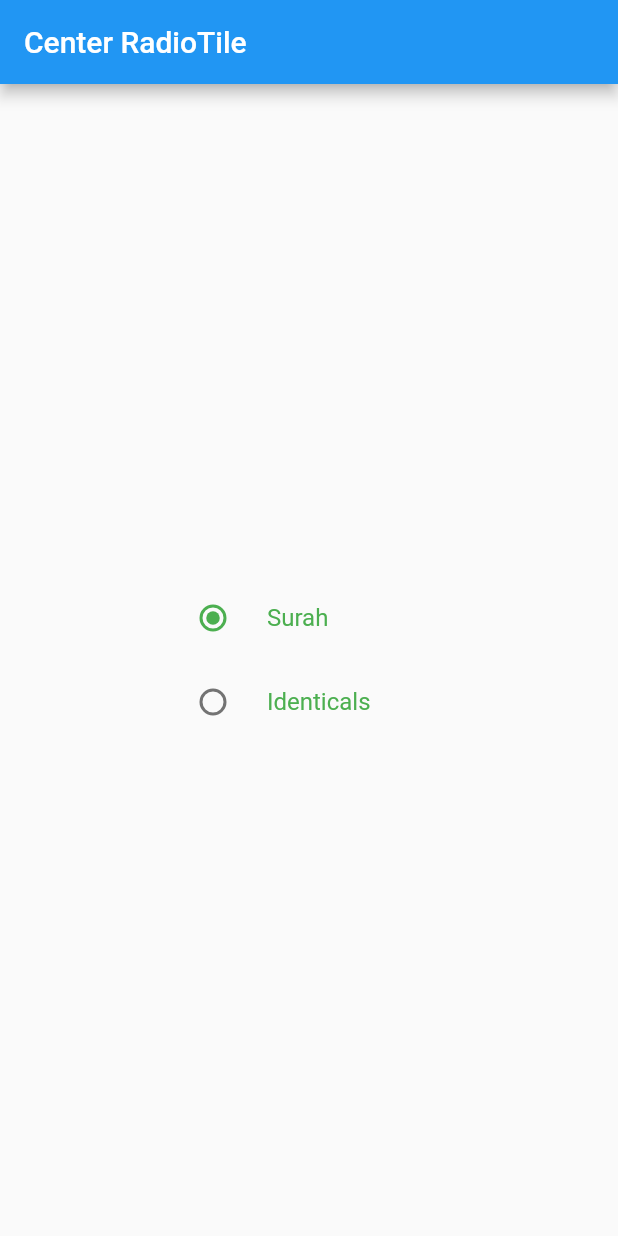
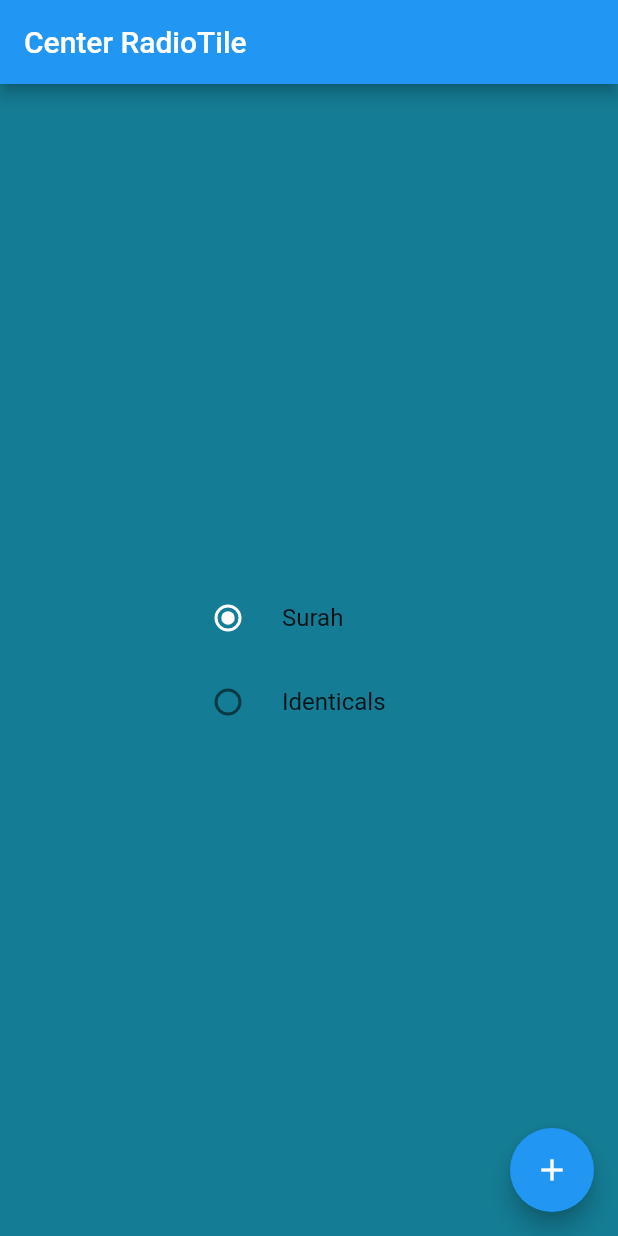
Before and after one commit to TheKetan2/flutter_api_expample, a Flutter app: the screen it shows after launch, on a phone screen of 412 x 824 dp. Run offline on Flutter 3.47's test engine with Material 2 defaults, Android fonts, the phone set to English and light mode, and no system bars; our stand-ins replace intro_slider.

Commit message:
RadioListTiles snapshot

```diff
--- a/lib/radiotilelist.dart
+++ b/lib/radiotilelist.dart
@@ -10,45 +10,89 @@ class _RadioTileCenterState extends State<RadioTileCenter> {
   @override
   Widget build(BuildContext context) {
     return MaterialApp(
-        home: Scaffold(
+        home: Builder(
+      builder: (context) => Scaffold(
         appBar: AppBar(title: Text("Center RadioTile")),
-      body: Center(
-        child: Container(
-            width: 200,
+        body: Container(
+          width: double.infinity,
+          height: double.infinity,
+          color: Color.fromRGBO(20, 124, 148, 1),
+          child: Center(
+            child: Stack(
+              children: <Widget>[
+                Container(
+                  width: 180,
                   child: Column(
                     mainAxisAlignment: MainAxisAlignment.center,
                     children: <Widget>[
                       RadioListTile(
                         value: 0,
+                        title: Text("Surah"),
                         groupValue: groupValue,
-                  title: Text(
-                    "Surah",
-                    style: TextStyle(color: Colors.green),
-                  ),
                         onChanged: (v) {
                           setState(() {
                             groupValue = v;
                           });
                         },
-                  activeColor: Colors.green,
+                        activeColor: Colors.white,
                       ),
                       RadioListTile(
                         value: 1,
+                        title: Text("Identicals"),
                         groupValue: groupValue,
-                  title: Text(
-                    "Identicals",
-                    style: TextStyle(color: Colors.green),
-                  ),
                         onChanged: (v) {
                           setState(() {
                             groupValue = v;
                           });
                         },
-                  activeColor: Colors.green,
+                        activeColor: Colors.white,
                       )
                     ],
-            )),
+                  ),
+                ),
+                // CustomBottomSheet(),
+              ],
+            ),
+          ),
+        ),
+        floatingActionButton: new FloatingActionButton(
+          onPressed: () {
+            _settingModalBottomSheet(context);
+          },
+          child: new Icon(Icons.add),
+        ),
       ),
     ));
   }
 }
+
+void _settingModalBottomSheet(context) {
+  showModalBottomSheet(
+      backgroundColor: Colors.transparent,
+      context: context,
+      builder: (BuildContext bc) {
+        print("hi");
+        return Container(
+          decoration: BoxDecoration(
+            color: Colors.white,
+            borderRadius: BorderRadius.only(
+              topLeft: Radius.circular(20),
+              topRight: Radius.circular(20),
+            ),
+          ),
+          child: new Column(
+            children: <Widget>[
+              new ListTile(
+                  leading: new Icon(Icons.music_note),
+                  title: new Text('Music'),
+                  onTap: () => {}),
+              new ListTile(
+                leading: new Icon(Icons.videocam),
+                title: new Text('Video'),
+                onTap: () => {},
+              ),
+            ],
+          ),
+        );
+      });
+}
```
Lines whose indentation alone changed are shown as unchanged.
